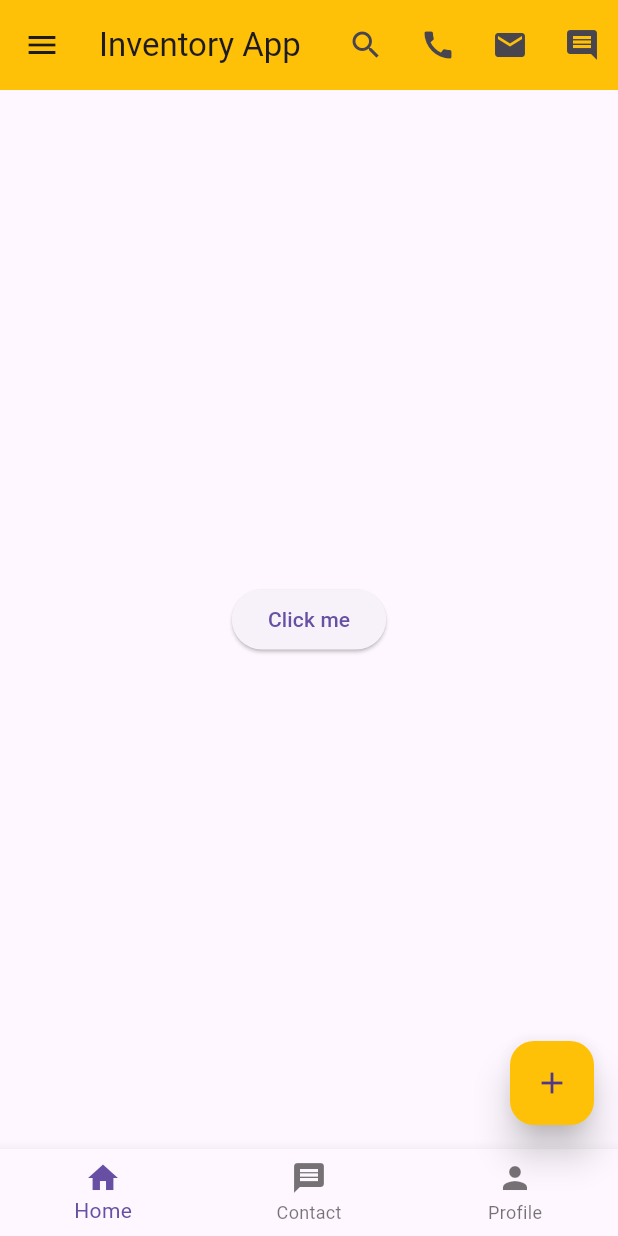
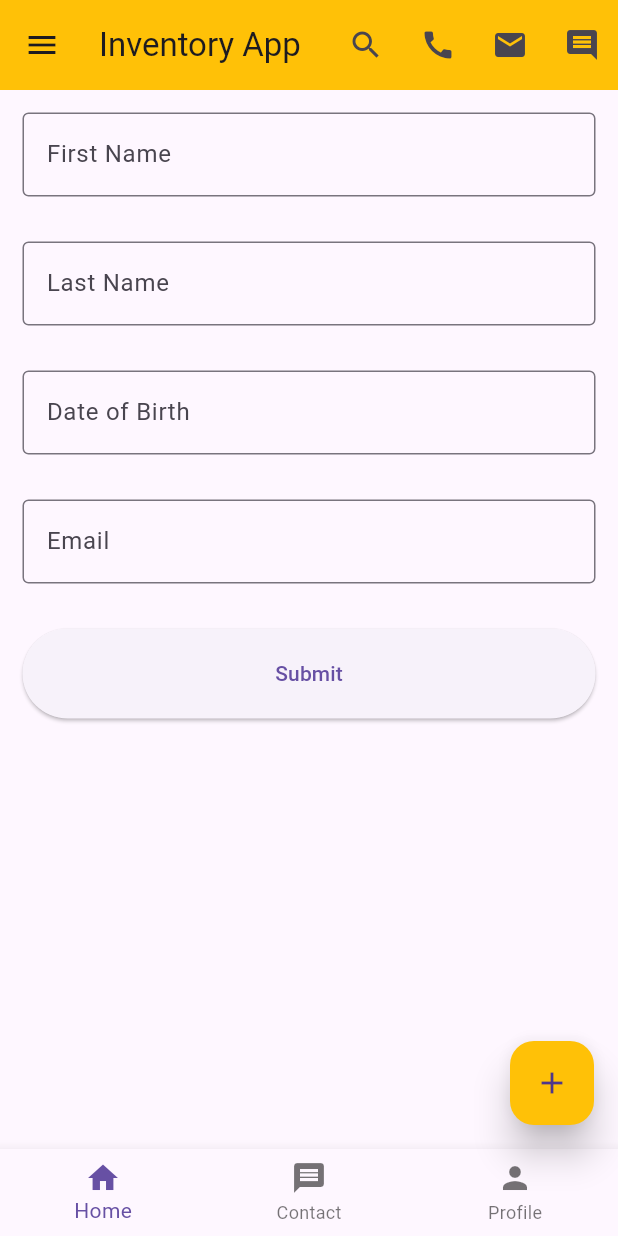
Before and after one commit to sezanmahmud30/flutter_learning, a Flutter app: the screen it shows after launch, on a phone screen of 412 x 824 dp. Run offline on Flutter 3.47's test engine with Material 3 defaults, Android fonts, the phone set to English and light mode, and no system bars.

Commit message:
Flutter - Simple Form

```diff
--- a/myapp1/lib/main.dart
+++ b/myapp1/lib/main.dart
@@ -70,15 +70,19 @@ class HomeActivity extends StatelessWidget{
   @override
   Widget build(BuildContext context) {
 
+    // ButtonStyle buttonStyle = ElevatedButton.styleFrom(
+    //     padding: EdgeInsets.all(10),
+    //     backgroundColor: Colors.red,
+    //     foregroundColor: Colors.green,
+    //     shape: RoundedRectangleBorder(
+    //         borderRadius: BorderRadius.all(Radius.circular(40))
+    //     )
+    // );
+
     ButtonStyle buttonStyle = ElevatedButton.styleFrom(
-        padding: EdgeInsets.all(10),
-        backgroundColor: Colors.red,
-        foregroundColor: Colors.green,
-        shape: RoundedRectangleBorder(
-            borderRadius: BorderRadius.all(Radius.circular(40))
-        )
+      minimumSize: Size(double.infinity, 60)
+
     );
-
 
     return Scaffold(
 
@@ -298,11 +302,26 @@ class HomeActivity extends StatelessWidget{
 
       //     Alert Dialog
 
-      body: Center(
+      // body: Center(
+      //
+      //   child: ElevatedButton( child: Text("Click me"),onPressed: (){MyAlartDialog(context);},),
+      //
+      // )
 
-        child: ElevatedButton( child: Text("Click me"),onPressed: (){MyAlartDialog(context);},),
 
-      )
+      body: Column(
+        mainAxisAlignment: MainAxisAlignment.start,
+
+        children: [
+          Padding(padding: EdgeInsets.all(15),child: TextField(decoration: InputDecoration(border: OutlineInputBorder(), labelText: "First Name"),),),
+          Padding(padding: EdgeInsets.all(15),child: TextField(decoration: InputDecoration(border: OutlineInputBorder(), labelText: "Last Name"),),),
+          Padding(padding: EdgeInsets.all(15),child: TextField(decoration: InputDecoration(border: OutlineInputBorder(), labelText: "Date of Birth"),),),
+          Padding(padding: EdgeInsets.all(15),child: TextField(decoration: InputDecoration(border: OutlineInputBorder(), labelText: "Email"),),),
+
+          Padding(padding: EdgeInsets.all(15),child: ElevatedButton(onPressed: (){}, child: Text("Submit"),style: buttonStyle,),)
+
+          ],
+      ),
 
     );
 
```
